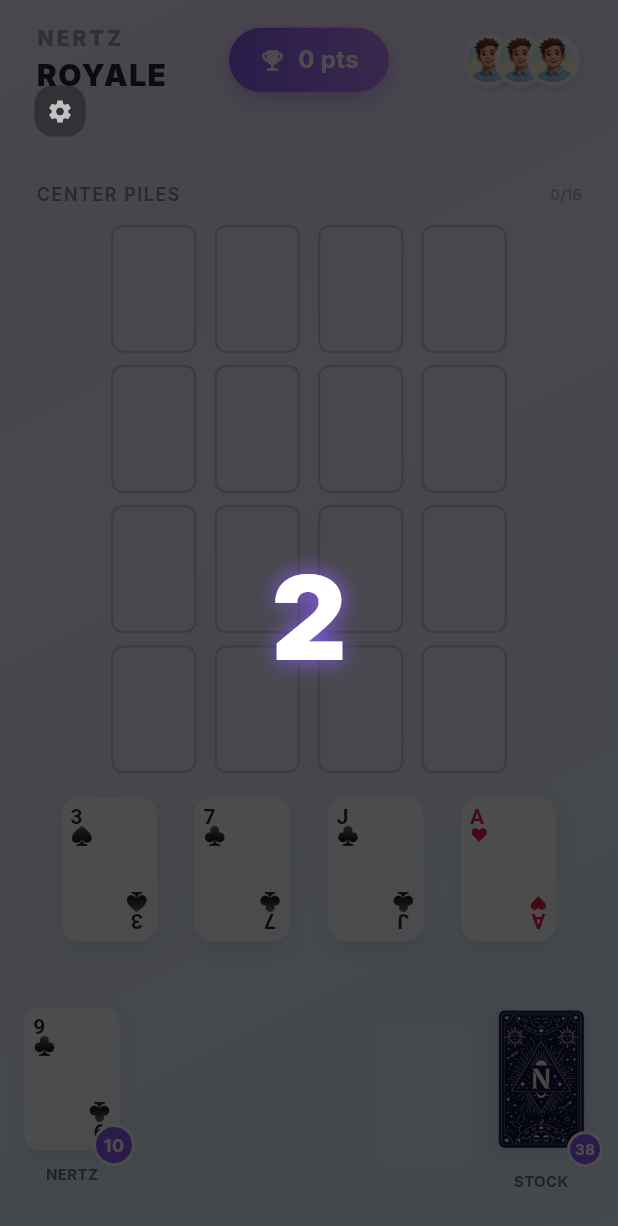
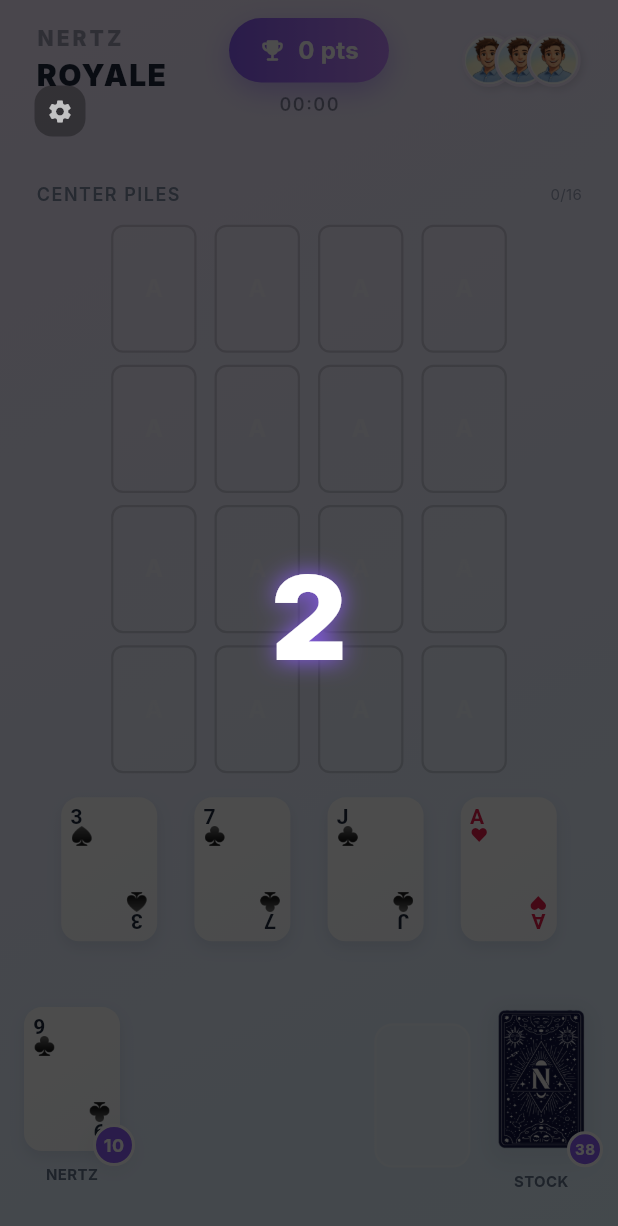
Before and after one commit to alexxtronic/nertzapp, a Flutter app: the screen it shows once a user with an empty profile is signed in, after a tap on "Play Offline", on a phone screen of 412 x 824 dp. Shown: the top 1226 px of the screen. Run offline on Flutter 3.47's test engine with Material 3 defaults, Android fonts, the phone set to English and light mode, and no system bars; our stand-ins replace audioplayers, confetti, flutter_image_compress, flutter_riverpod, image_picker, supabase_flutter; accounts and stored records are empty; network calls fail; Roboto replaces fonts that are missing (Inter, SF Pro Rounded).

Commit message:
Feat: Game Timer

```diff
--- a/lib/ui/widgets/game_board.dart
+++ b/lib/ui/widgets/game_board.dart
@@ -572,7 +572,10 @@ class _GameBoardState extends State<GameBoard> with TickerProviderStateMixin {
           // Center: Points Pill
             Align(
               alignment: Alignment.center,
-            child: Container(
+              child: Column(
+                mainAxisSize: MainAxisSize.min,
+                children: [
+                  Container(
                     padding: const EdgeInsets.symmetric(horizontal: 20, vertical: 10),
                     decoration: BoxDecoration(
                       gradient: GameTheme.pillGradient,
@@ -600,6 +603,29 @@ class _GameBoardState extends State<GameBoard> with TickerProviderStateMixin {
                         ),
                       ],
                     ),
+                  ),
+                  const SizedBox(height: 6),
+                  if (gameState.phase == GamePhase.playing && gameState.roundStartTime != null)
+                    StreamBuilder(
+                      stream: Stream.periodic(const Duration(seconds: 1)),
+                      builder: (context, snapshot) {
+                        final diff = DateTime.now().difference(gameState.roundStartTime!);
+                        // Subtract 4 seconds for countdown
+                        final playSeconds = (diff.inSeconds - 4).clamp(0, 3600);
+                        final m = (playSeconds ~/ 60).toString().padLeft(2, '0');
+                        final s = (playSeconds % 60).toString().padLeft(2, '0');
+                        return Text(
+                          "$m:$s",
+                          style: TextStyle(
+                            color: GameTheme.textPrimary.withValues(alpha: 0.5),
+                            fontSize: 12,
+                            fontWeight: FontWeight.w600,
+                            letterSpacing: 1,
+                          ),
+                        );
+                      },
+                    ),
+                ],
               ),
             ),
 
```
Lines whose indentation alone changed are shown as unchanged.
